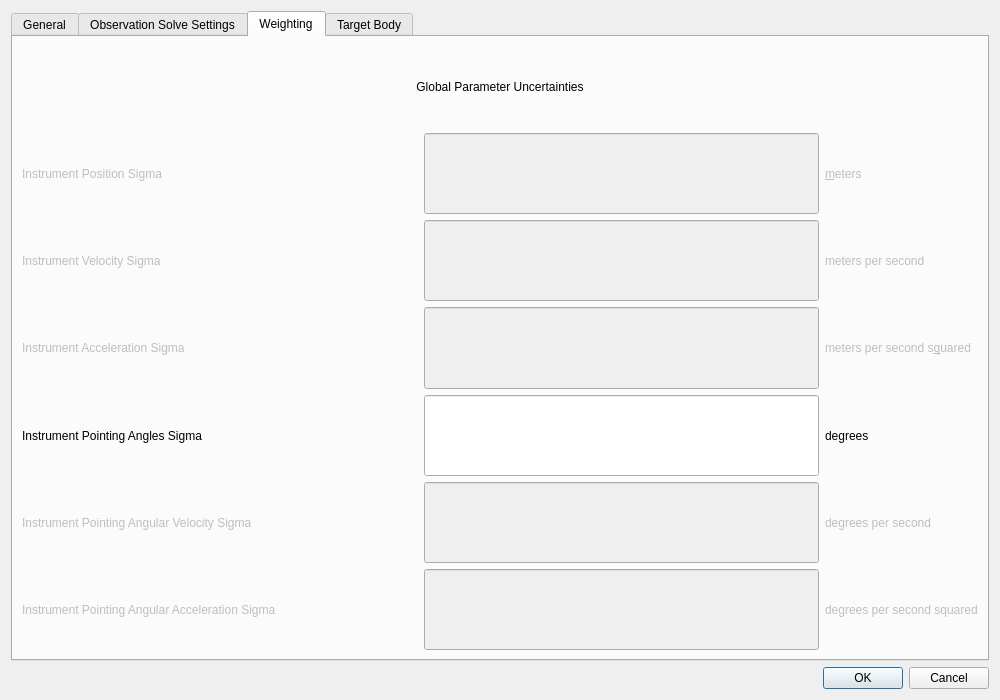
Old version of the form isis/src/qisis/objs/JigsawSetupDialog/JigsawSetupDialog.ui in the repository DOI-USGS/ISIS3.
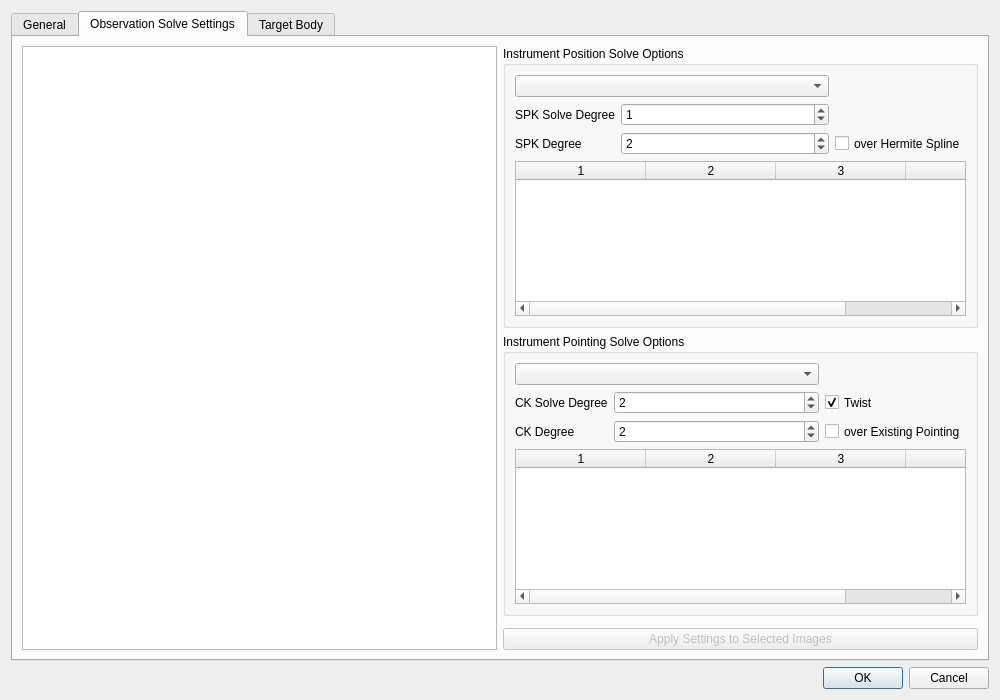
New version of the form. The open tabs and pages were chosen to show the change. Icons and pictures are not drawn.

Commit message: Removed weighting tab from IPCE JigsawSetupDialog.

```diff
--- a/isis/src/qisis/objs/JigsawSetupDialog/JigsawSetupDialog.ui
+++ b/isis/src/qisis/objs/JigsawSetupDialog/JigsawSetupDialog.ui
@@ -1547,336 +1547,6 @@
            </item>
           </layout>
          </widget>
-         <widget class="QWidget" name="weightingTab">
-          <attribute name="title">
-           <string>Weighting</string>
-          </attribute>
-          <layout class="QGridLayout" name="gridLayout_3">
-           <item row="0" column="0">
-            <layout class="QGridLayout" name="globalParameterUncertaintiesGridLayout">
-             <item row="3" column="0">
-              <widget class="QLabel" name="accelerationSigmaLabel">
-               <property name="enabled">
-                <bool>false</bool>
-               </property>
-               <property name="text">
-                <string>Instrument Acceleration Sigma</string>
-               </property>
-               <property name="buddy">
-                <cstring>accelerationSigmaLineEdit</cstring>
-               </property>
-              </widget>
-             </item>
-             <item row="5" column="1">
-              <widget class="QLineEdit" name="pointingAngularVelocitySigmaLineEdit">
-               <property name="enabled">
-                <bool>false</bool>
-               </property>
-               <property name="sizePolicy">
-                <sizepolicy hsizetype="Expanding" vsizetype="Preferred">
-                 <horstretch>0</horstretch>
-                 <verstretch>0</verstretch>
-                </sizepolicy>
-               </property>
-              </widget>
-             </item>
-             <item row="6" column="1">
-              <widget class="QLineEdit" name="pointingAngularAccelerationSigmaLineEdit">
-               <property name="enabled">
-                <bool>false</bool>
-               </property>
-               <property name="sizePolicy">
-                <sizepolicy hsizetype="Expanding" vsizetype="Preferred">
-                 <horstretch>0</horstretch>
-                 <verstretch>0</verstretch>
-                </sizepolicy>
-               </property>
-              </widget>
-             </item>
-             <item row="1" column="2">
-              <widget class="QLabel" name="positionSigmaUnitsLabel">
-               <property name="enabled">
-                <bool>false</bool>
-               </property>
-               <property name="sizePolicy">
-                <sizepolicy hsizetype="Maximum" vsizetype="Preferred">
-                 <horstretch>0</horstretch>
-                 <verstretch>0</verstretch>
-                </sizepolicy>
-               </property>
-               <property name="maximumSize">
-                <size>
-                 <width>49</width>
-                 <height>16777215</height>
-                </size>
-               </property>
-               <property name="text">
-                <string>&amp;meters</string>
-               </property>
-               <property name="buddy">
-                <cstring>positionSigmaLineEdit</cstring>
-               </property>
-              </widget>
-             </item>
-             <item row="2" column="1">
-              <widget class="QLineEdit" name="velocitySigmaLineEdit">
-               <property name="enabled">
-                <bool>false</bool>
-               </property>
-               <property name="sizePolicy">
-                <sizepolicy hsizetype="Expanding" vsizetype="Preferred">
-                 <horstretch>0</horstretch>
-                 <verstretch>0</verstretch>
-                </sizepolicy>
-               </property>
-              </widget>
-             </item>
-             <item row="6" column="2">
-              <widget class="QLabel" name="pointingAngularAccelerationSigmaUnitsLabel">
-               <property name="enabled">
-                <bool>false</bool>
-               </property>
-               <property name="sizePolicy">
-                <sizepolicy hsizetype="Maximum" vsizetype="Preferred">
-                 <horstretch>0</horstretch>
-                 <verstretch>0</verstretch>
-                </sizepolicy>
-               </property>
-               <property name="maximumSize">
-                <size>
-                 <width>202</width>
-                 <height>16777215</height>
-                </size>
-               </property>
-               <property name="text">
-                <string>degrees per second squared</string>
-               </property>
-               <property name="buddy">
-                <cstring>pointingAngularAccelerationSigmaLineEdit</cstring>
-               </property>
-              </widget>
-             </item>
-             <item row="1" column="0">
-              <widget class="QLabel" name="positionSigmaLabel">
-               <property name="enabled">
-                <bool>false</bool>
-               </property>
-               <property name="text">
-                <string>Instrument Position Sigma</string>
-               </property>
-               <property name="buddy">
-                <cstring>positionSigmaLineEdit</cstring>
-               </property>
-              </widget>
-             </item>
-             <item row="2" column="2">
-              <widget class="QLabel" name="velocitySigmaUnitsLabel">
-               <property name="enabled">
-                <bool>false</bool>
-               </property>
-               <property name="sizePolicy">
-                <sizepolicy hsizetype="Maximum" vsizetype="Preferred">
-                 <horstretch>0</horstretch>
-                 <verstretch>0</verstretch>
-                </sizepolicy>
-               </property>
-               <property name="maximumSize">
-                <size>
-                 <width>132</width>
-                 <height>16777215</height>
-                </size>
-               </property>
-               <property name="text">
-                <string>meters per second</string>
-               </property>
-               <property name="buddy">
-                <cstring>velocitySigmaLineEdit</cstring>
-               </property>
-              </widget>
-             </item>
-             <item row="4" column="2">
-              <widget class="QLabel" name="pointingAnglesSigmaUnitsLabel">
-               <property name="sizePolicy">
-                <sizepolicy hsizetype="Maximum" vsizetype="Preferred">
-                 <horstretch>0</horstretch>
-                 <verstretch>0</verstretch>
-                </sizepolicy>
-               </property>
-               <property name="maximumSize">
-                <size>
-                 <width>58</width>
-                 <height>16777215</height>
-                </size>
-               </property>
-               <property name="text">
-                <string>degrees</string>
-               </property>
-               <property name="buddy">
-                <cstring>pointingAnglesSigmaLineEdit</cstring>
-               </property>
-              </widget>
-             </item>
-             <item row="1" column="1">
-              <widget class="QLineEdit" name="positionSigmaLineEdit">
-               <property name="enabled">
-                <bool>false</bool>
-               </property>
-               <property name="sizePolicy">
-                <sizepolicy hsizetype="Expanding" vsizetype="Preferred">
-                 <horstretch>0</horstretch>
-                 <verstretch>0</verstretch>
-                </sizepolicy>
-               </property>
-              </widget>
-             </item>
-             <item row="3" column="1">
-              <widget class="QLineEdit" name="accelerationSigmaLineEdit">
-               <property name="enabled">
-                <bool>false</bool>
-               </property>
-               <property name="sizePolicy">
-                <sizepolicy hsizetype="Expanding" vsizetype="Preferred">
-                 <horstretch>0</horstretch>
-                 <verstretch>0</verstretch>
-                </sizepolicy>
-               </property>
-              </widget>
-             </item>
-             <item row="4" column="1">
-              <widget class="QLineEdit" name="pointingAnglesSigmaLineEdit">
-               <property name="sizePolicy">
-                <sizepolicy hsizetype="Expanding" vsizetype="Preferred">
-                 <horstretch>0</horstretch>
-                 <verstretch>0</verstretch>
-                </sizepolicy>
-               </property>
-              </widget>
-             </item>
-             <item row="5" column="0">
-              <widget class="QLabel" name="pointingAngularVelocitySigmaLabel">
-               <property name="enabled">
-                <bool>false</bool>
-               </property>
-               <property name="text">
-                <string>Instrument Pointing Angular Velocity Sigma</string>
-               </property>
-               <property name="buddy">
-                <cstring>pointingAngularVelocitySigmaLineEdit</cstring>
-               </property>
-              </widget>
-             </item>
-             <item row="4" column="0">
-              <widget class="QLabel" name="pointingAnglesSigmaLabel">
-               <property name="text">
-                <string>Instrument Pointing Angles Sigma</string>
-               </property>
-               <property name="buddy">
-                <cstring>pointingAnglesSigmaLineEdit</cstring>
-               </property>
-              </widget>
-             </item>
-             <item row="2" column="0">
-              <widget class="QLabel" name="velocitySigmaLabel">
-               <property name="enabled">
-                <bool>false</bool>
-               </property>
-               <property name="text">
-                <string>Instrument Velocity Sigma</string>
-               </property>
-               <property name="buddy">
-                <cstring>velocitySigmaLineEdit</cstring>
-               </property>
-              </widget>
-             </item>
-             <item row="6" column="0">
-              <widget class="QLabel" name="pointingAngularAccelerationSigmaLabel">
-               <property name="enabled">
-                <bool>false</bool>
-               </property>
-               <property name="sizePolicy">
-                <sizepolicy hsizetype="MinimumExpanding" vsizetype="Preferred">
-                 <horstretch>0</horstretch>
-                 <verstretch>0</verstretch>
-                </sizepolicy>
-               </property>
-               <property name="minimumSize">
-                <size>
-                 <width>326</width>
-                 <height>0</height>
-                </size>
-               </property>
-               <property name="text">
-                <string>Instrument Pointing Angular Acceleration Sigma</string>
-               </property>
-               <property name="buddy">
-                <cstring>pointingAngularAccelerationSigmaLineEdit</cstring>
-               </property>
-              </widget>
-             </item>
-             <item row="5" column="2">
-              <widget class="QLabel" name="pointingAngularVelocitySigmaUnitsLabel">
-               <property name="enabled">
-                <bool>false</bool>
-               </property>
-               <property name="sizePolicy">
-                <sizepolicy hsizetype="Maximum" vsizetype="Preferred">
-                 <horstretch>0</horstretch>
-                 <verstretch>0</verstretch>
-                </sizepolicy>
-               </property>
-               <property name="maximumSize">
-                <size>
-                 <width>141</width>
-                 <height>16777215</height>
-                </size>
-               </property>
-               <property name="text">
-                <string>degrees per second</string>
-               </property>
-               <property name="buddy">
-                <cstring>pointingAngularVelocitySigmaLineEdit</cstring>
-               </property>
-              </widget>
-             </item>
-             <item row="0" column="0" colspan="3">
-              <widget class="QLabel" name="globalParameterUncertaintiesLabel">
-               <property name="text">
-                <string>Global Parameter Uncertainties</string>
-               </property>
-               <property name="alignment">
-                <set>Qt::AlignCenter</set>
-               </property>
-              </widget>
-             </item>
-             <item row="3" column="2">
-              <widget class="QLabel" name="accelerationSigmaUnitsLabel">
-               <property name="enabled">
-                <bool>false</bool>
-               </property>
-               <property name="sizePolicy">
-                <sizepolicy hsizetype="Maximum" vsizetype="Preferred">
-                 <horstretch>0</horstretch>
-                 <verstretch>0</verstretch>
-                </sizepolicy>
-               </property>
-               <property name="maximumSize">
-                <size>
-                 <width>193</width>
-                 <height>16777215</height>
-                </size>
-               </property>
-               <property name="text">
-                <string>meters per second s&amp;quared</string>
-               </property>
-               <property name="buddy">
-                <cstring>accelerationSigmaLineEdit</cstring>
-               </property>
-              </widget>
-             </item>
-            </layout>
-           </item>
-          </layout>
-         </widget>
          <widget class="QWidget" name="targetBodyTab">
           <attribute name="title">
            <string>Target Body</string>
```
Left out of the diff: 6 changed lines with no effect on the pictures. The commit also changes 2 other files.
